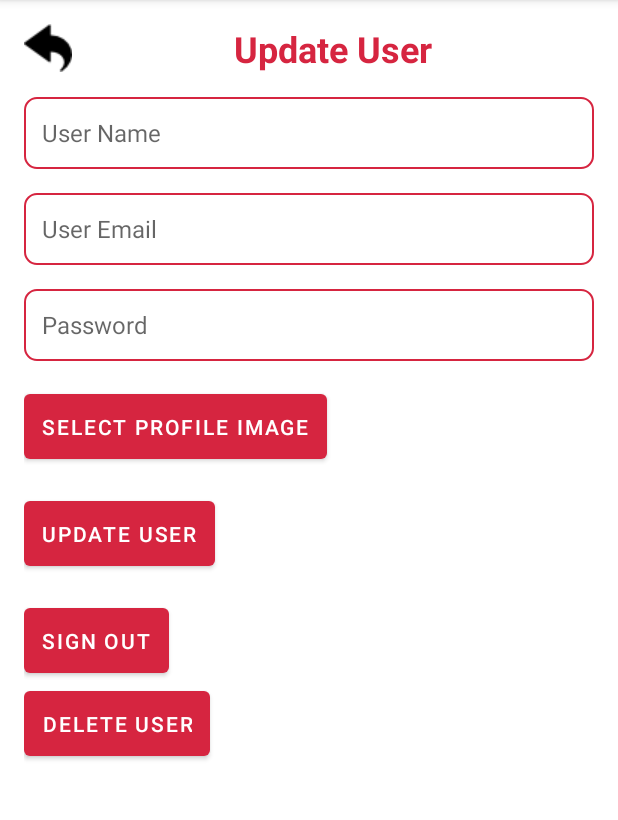
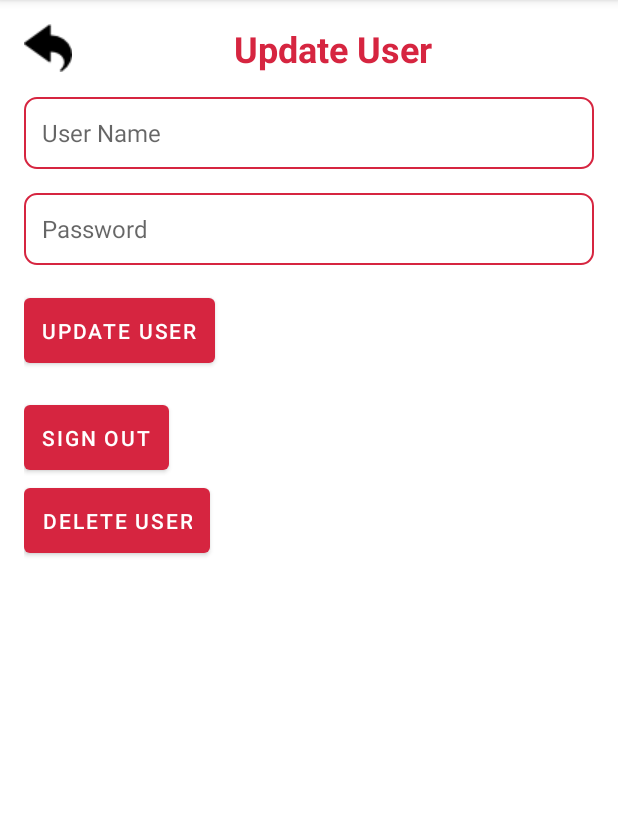
Before and after one commit to ayalbir/Android, an Android app: the UpdateDeleteUserActivity screen opened directly, with no data from a screen before it, on a phone screen of 412 x 824 dp, the part 84-904 px from its top. Run offline under Robolectric (Android 15) with nearby library versions, the phone set to English and light mode, and no system bars; our stand-ins replace Room's generated code; network calls fail.

Commit message:
cleanup code

```diff
--- a/app/src/main/java/com/example/myyoutube/repositories/UserRepository.java
+++ b/app/src/main/java/com/example/myyoutube/repositories/UserRepository.java
@@ -12,6 +12,7 @@ import com.example.myyoutube.entities.User;
 import com.example.myyoutube.viewmodels.VideosViewModel;
 
 import java.util.List;
+import java.util.Objects;
 
 public class UserRepository {
 
--- a/app/src/main/java/com/example/myyoutube/screens/AddEditVideoActivity.java
+++ b/app/src/main/java/com/example/myyoutube/screens/AddEditVideoActivity.java
@@ -103,10 +103,8 @@ public class AddEditVideoActivity extends AppCompatActivity {
     }
 
     private void saveVideo() {
-        Toast.makeText(this, "Saving... It may take a couple of seconds", Toast.LENGTH_LONG).show();
-
-
         if ((isImageSelected && isVideoSelected) || isEditMode) {
+            Toast.makeText(this, "Saving... It may take a couple of seconds", Toast.LENGTH_SHORT).show();
             if (video == null) {
                 video = new Video("", "", "", "", "", "", new ArrayList<>());
             }
--- a/app/src/main/java/com/example/myyoutube/screens/MainActivity.java
+++ b/app/src/main/java/com/example/myyoutube/screens/MainActivity.java
@@ -243,6 +243,12 @@ public class MainActivity extends AppCompatActivity implements NavigationView.On
     }
 
     @Override
+    protected void onResume() {
+        super.onResume();
+        refreshVideos();
+    }
+
+    @Override
     public void onPointerCaptureChanged(boolean hasCapture) {
         super.onPointerCaptureChanged(hasCapture);
     }
--- a/app/src/main/java/com/example/myyoutube/screens/UpdateDeleteUserActivity.java
+++ b/app/src/main/java/com/example/myyoutube/screens/UpdateDeleteUserActivity.java
@@ -23,7 +23,6 @@ public class UpdateDeleteUserActivity extends AppCompatActivity {
     private final UserViewModel userViewModel = UserViewModel.getInstance();
     String oldEmail;
     private EditText etUserName;
-    private EditText etUserEmail;
     private EditText etPassword;
     private ImageView ivProfileImage;
     private User currentUser;
@@ -37,7 +36,6 @@ public class UpdateDeleteUserActivity extends AppCompatActivity {
         videosViewModel = new ViewModelProvider(this).get(VideosViewModel.class);
 
         etUserName = findViewById(R.id.etUserName);
-        etUserEmail = findViewById(R.id.etUserEmail);
         etPassword = findViewById(R.id.etPassword);
         ivProfileImage = findViewById(R.id.ivProfileImage);
         findViewById(R.id.btnRet).setOnClickListener(v -> {
@@ -46,11 +44,10 @@ public class UpdateDeleteUserActivity extends AppCompatActivity {
         });
 
         currentUser = Helper.getConnectedUser();
-        oldEmail = currentUser.getEmail();
 
         if (currentUser != null) {
+            oldEmail = currentUser.getEmail();
             etUserName.setText(currentUser.getFirstName());
-            etUserEmail.setText(currentUser.getEmail());
             etPassword.setText(currentUser.getPassword());
             // Decode and set the profile image
             String profileImageBase64 = currentUser.getProfileImage();
@@ -66,14 +63,11 @@ public class UpdateDeleteUserActivity extends AppCompatActivity {
 
     private void updateUser() {
         String newUserName = etUserName.getText().toString();
-        String newUserEmail = etUserEmail.getText().toString();
         String newPassword = etPassword.getText().toString();
-//            videosViewModel.updateCommentsEmail(oldEmail, newUserEmail);
 
-        currentUser.setEmail(newUserEmail);
         currentUser.setFirstName(newUserName);
         currentUser.setPassword(newPassword);
-
+        Helper.setConnectedUser(currentUser);
         userViewModel.updateUser(oldEmail, currentUser);
 
         Toast.makeText(this, "User updated successfully", Toast.LENGTH_SHORT).show();
--- a/app/src/main/res/layout/activity_update_delete_user.xml
+++ b/app/src/main/res/layout/activity_update_delete_user.xml
@@ -59,19 +59,6 @@
             android:textSize="16sp" />
 
         <EditText
-            android:id="@+id/etUserEmail"
-            android:layout_width="match_parent"
-            android:layout_height="wrap_content"
-            android:layout_marginBottom="16dp"
-            android:background="@drawable/edit_text_background"
-            android:hint="@string/user_email"
-            android:inputType="textEmailAddress"
-            android:minHeight="48dp"
-            android:padding="12dp"
-            android:textColor="@android:color/black"
-            android:textSize="16sp" />
-
-        <EditText
             android:id="@+id/etPassword"
             android:layout_width="match_parent"
             android:layout_height="wrap_content"
@@ -83,15 +70,6 @@
             android:padding="12dp"
             android:textColor="@android:color/black"
             android:textSize="16sp" />
-
-        <Button
-            android:id="@+id/btnSelectProfileImage"
-            android:layout_width="wrap_content"
-            android:layout_height="wrap_content"
-            android:layout_marginBottom="16dp"
-            android:padding="12dp"
-            android:text="@string/select_profile_image"
-            android:textColor="@android:color/white" />
 
         <ImageView
             android:id="@+id/ivProfileImage"
--- a/app/src/main/res/values/strings.xml
+++ b/app/src/main/res/values/strings.xml
@@ -71,7 +71,7 @@
     <string name="divider">|</string>
     <string name="menu_for_edit_and_delete">Menu for edit and delete</string>
     <string name="dislikes">Dislikes</string>
-    <string name="BaseUrl">http://10.100.102.22:8080/</string>
+    <string name="BaseUrl">http://10.100.102.5:8080/</string>
     <string name="sign_up">Sign up</string>
     <string name="sign_out">Sign out</string>
 
--- a/app/src/main/res/xml/network_security_config.xml
+++ b/app/src/main/res/xml/network_security_config.xml
@@ -1,6 +1,6 @@
 <?xml version="1.0" encoding="utf-8"?>
 <network-security-config>
     <domain-config cleartextTrafficPermitted="true">
-        <domain includeSubdomains="true">10.100.102.22</domain>
+        <domain includeSubdomains="true">10.100.102.5</domain>
     </domain-config>
 </network-security-config>
```
Also changed, not shown: app/src/main/java/com/example/myyoutube/api/VideoAPI.java (+12 -4 lines).
